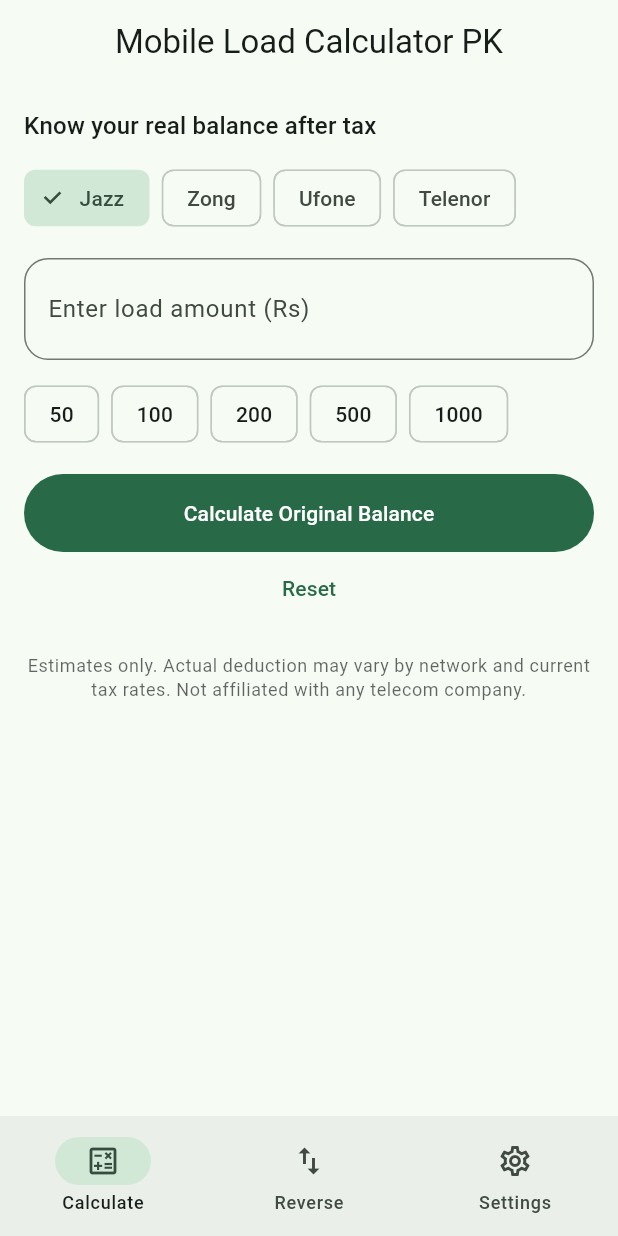
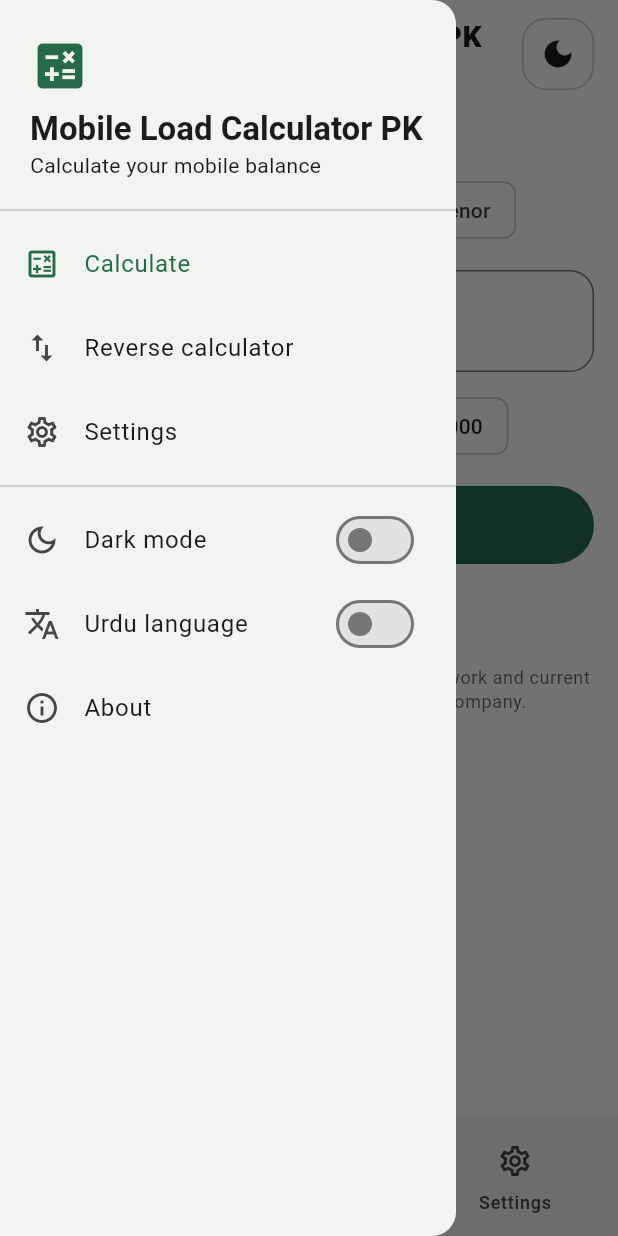
Before and after one commit to alishahbhai2-beep/Load-tax-pk, a Flutter app: the screen it shows after launch, with the side drawer open (before the commit the screen has no drawer), on a phone screen of 412 x 824 dp. Run offline on Flutter 3.47's test engine with Material 3 defaults, Android fonts, the phone set to English and light mode, and no system bars; our stand-ins replace shared_preferences.

Commit message:
Add files via upload

```diff
--- a/lib/l10n.dart
+++ b/lib/l10n.dart
@@ -7,18 +7,19 @@ const _en = {
   'balance': 'Balance you get',
   'tax': 'Total tax deducted',
   'load': 'Load entered',
+  'ratesNote': 'A fixed 15% advance income tax is deducted on every mobile load. This app uses this rate to calculate your balance.',
   'tabCalc': 'Calculate',
-  'tabReverse': 'Reverse',
+  'tabReverse': 'Required Load',
   'tabSettings': 'Settings',
   'reverseTitle': 'Reverse calculator',
+  'headerSub': 'Calculate your mobile balance',
+  'about': 'About',
   'wantBalance': 'Balance I want (Rs)',
   'reverseBtn': 'Find load amount',
   'buy': 'You need to load',
-  'wht': 'Advance income tax %',
+  'wht': 'Advance income tax',
   'dark': 'Dark mode',
   'lang': 'Urdu language',
-  'resetRates': 'Restore default rates',
-  'ratesNote': 'Tax rates change with each federal budget. Update them here.',
   'errEmpty': 'Please enter an amount',
   'errInvalid': 'Enter a valid amount greater than zero',
   'disclaimer':
@@ -34,18 +35,19 @@ const _ur = {
   'balance': 'آپ کو ملنے والا بیلنس',
   'tax': 'کل کٹنے والا ٹیکس',
   'load': 'درج کردہ لوڈ',
+  'ratesNote': 'ہر موبائل لوڈ پر 15 فیصد ایڈوانس انکم ٹیکس کٹتا ہے۔ یہ ایپ اسی مقررہ ریٹ سے آپ کا بیلنس نکالتی ہے۔',
   'tabCalc': 'حساب',
-  'tabReverse': 'اُلٹا حساب',
+  'tabReverse': 'درکار لوڈ',
   'tabSettings': 'سیٹنگز',
   'reverseTitle': 'اُلٹا حساب',
+  'headerSub': 'اپنا موبائل بیلنس معلوم کریں',
+  'about': 'ایپ کے بارے میں',
   'wantBalance': 'مطلوبہ بیلنس (روپے)',
   'reverseBtn': 'لوڈ کی رقم معلوم کریں',
   'buy': 'آپ کو اتنا لوڈ کرنا ہوگا',
-  'wht': 'ایڈوانس انکم ٹیکس %',
+  'wht': 'ایڈوانس انکم ٹیکس',
   'dark': 'ڈارک موڈ',
   'lang': 'اردو زبان',
-  'resetRates': 'ڈیفالٹ ریٹ بحال کریں',
-  'ratesNote': 'ہر وفاقی بجٹ کے ساتھ ٹیکس ریٹ بدل سکتے ہیں۔ یہاں اپڈیٹ کریں۔',
   'errEmpty': 'براہ کرم رقم درج کریں',
   'errInvalid': 'صفر سے زیادہ درست رقم درج کریں',
   'disclaimer':
--- a/lib/main.dart
+++ b/lib/main.dart
@@ -47,18 +47,107 @@ class Shell extends StatefulWidget {
 
 class _ShellState extends State<Shell> {
   int _i = 0;
+  final _key = GlobalKey<ScaffoldState>();
+
+  void _go(int i) {
+    setState(() => _i = i);
+    _key.currentState?.closeDrawer();
+  }
+
+  Widget _tile(IconData icon, String label, int i) => ListTile(
+        leading: Icon(icon),
+        title: Text(label),
+        selected: _i == i,
+        onTap: () => _go(i),
+      );
 
   @override
   Widget build(BuildContext context) {
-    final u = widget.state.urdu;
+    final s = widget.state;
+    final u = s.urdu;
+    final cs = Theme.of(context).colorScheme;
     final pages = [
-      CalcPage(state: widget.state),
-      ReversePage(state: widget.state),
-      SettingsPage(state: widget.state),
+      CalcPage(state: s),
+      ReversePage(state: s),
+      SettingsPage(state: s),
     ];
     return Scaffold(
-      appBar: AppBar(title: Text(tr(u, 'title')), centerTitle: true),
-      body: SafeArea(child: IndexedStack(index: _i, children: pages)),
+      key: _key,
+      drawer: Drawer(
+        child: SafeArea(
+          child: ListView(children: [
+            Padding(
+              padding: const EdgeInsets.fromLTRB(20, 24, 20, 12),
+              child: Column(crossAxisAlignment: CrossAxisAlignment.start, children: [
+                Icon(Icons.calculate, size: 40, color: cs.primary),
+                const SizedBox(height: 8),
+                Text(tr(u, 'title'), style: Theme.of(context).textTheme.titleLarge?.copyWith(fontWeight: FontWeight.bold)),
+                Text(tr(u, 'headerSub')),
+              ]),
+            ),
+            const Divider(),
+            _tile(Icons.calculate_outlined, tr(u, 'tabCalc'), 0),
+            _tile(Icons.swap_vert, tr(u, 'reverseTitle'), 1),
+            _tile(Icons.settings_outlined, tr(u, 'tabSettings'), 2),
+            const Divider(),
+            SwitchListTile(
+              secondary: const Icon(Icons.dark_mode_outlined),
+              title: Text(tr(u, 'dark')),
+              value: s.dark,
+              onChanged: (v) => s.update(dark: v),
+            ),
+            SwitchListTile(
+              secondary: const Icon(Icons.translate),
+              title: Text(tr(u, 'lang')),
+              value: s.urdu,
+              onChanged: (v) => s.update(urdu: v),
+            ),
+            ListTile(
+              leading: const Icon(Icons.info_outline),
+              title: Text(tr(u, 'about')),
+              onTap: () {
+                _key.currentState?.closeDrawer();
+                showAboutDialog(
+                  context: context,
+                  applicationName: tr(u, 'title'),
+                  applicationVersion: '1.0.0',
+                  children: [Text(tr(u, 'disclaimer'))],
+                );
+              },
+            ),
+          ]),
+        ),
+      ),
+      body: SafeArea(
+        child: Column(children: [
+          Padding(
+            padding: const EdgeInsets.fromLTRB(16, 12, 16, 4),
+            child: Row(children: [
+              HeaderButton(icon: Icons.menu, onTap: () => _key.currentState?.openDrawer()),
+              const SizedBox(width: 12),
+              Expanded(
+                child: Column(crossAxisAlignment: CrossAxisAlignment.start, children: [
+                  Text(tr(u, 'title'),
+                      maxLines: 2,
+                      overflow: TextOverflow.ellipsis,
+                      style: const TextStyle(fontSize: 20, fontWeight: FontWeight.w800, height: 1.15)),
+                  const SizedBox(height: 2),
+                  Text(tr(u, 'headerSub'),
+                      maxLines: 1,
+                      overflow: TextOverflow.ellipsis,
+                      style: Theme.of(context).textTheme.bodyMedium),
+                ]),
+              ),
+              const SizedBox(width: 12),
+              HeaderButton(
+                icon: s.dark ? Icons.light_mode : Icons.dark_mode,
+                onTap: () => s.update(dark: !s.dark),
+              ),
+            ]),
+          ),
+          Expanded(child: IndexedStack(index: _i, children: pages)),
+        ]),
+      ),
       bottomNavigationBar: NavigationBar(
         selectedIndex: _i,
         onDestinationSelected: (v) => setState(() => _i = v),
@@ -67,6 +156,29 @@ class _ShellState extends State<Shell> {
           NavigationDestination(icon: const Icon(Icons.swap_vert), label: tr(u, 'tabReverse')),
           NavigationDestination(icon: const Icon(Icons.settings_outlined), label: tr(u, 'tabSettings')),
         ],
+      ),
+    );
+  }
+}
+
+class HeaderButton extends StatelessWidget {
+  final IconData icon;
+  final VoidCallback onTap;
+  const HeaderButton({super.key, required this.icon, required this.onTap});
+
+  @override
+  Widget build(BuildContext context) {
+    final cs = Theme.of(context).colorScheme;
+    return Material(
+      color: cs.surface,
+      shape: RoundedRectangleBorder(
+        borderRadius: BorderRadius.circular(16),
+        side: BorderSide(color: cs.outlineVariant),
+      ),
+      child: InkWell(
+        borderRadius: BorderRadius.circular(16),
+        onTap: onTap,
+        child: SizedBox(width: 48, height: 48, child: Icon(icon, color: cs.onSurface)),
       ),
     );
   }
@@ -294,48 +406,29 @@ class _ReversePageState extends State<ReversePage> {
 
 // ---------- Settings ----------
 
-class SettingsPage extends StatefulWidget {
+class SettingsPage extends StatelessWidget {
   final AppState state;
   const SettingsPage({super.key, required this.state});
-  @override
-  State<SettingsPage> createState() => _SettingsPageState();
-}
-
-class _SettingsPageState extends State<SettingsPage> {
-  late final TextEditingController _w = TextEditingController(text: '${widget.state.wht}');
-
-  @override
-  void dispose() { _w.dispose(); super.dispose(); }
-
-  double? _rate(String s) {
-    final v = double.tryParse(s.trim());
-    return (v == null || v < 0 || v > 100) ? null : v;
-  }
 
   @override
   Widget build(BuildContext context) {
-    final s = widget.state;
-    final u = s.urdu;
-    InputDecoration dec(String k) => InputDecoration(
-        labelText: tr(u, k), border: OutlineInputBorder(borderRadius: BorderRadius.circular(16)));
+    final u = state.urdu;
     return ListView(padding: const EdgeInsets.all(16), children: [
-      Text(tr(u, 'ratesNote'), style: Theme.of(context).textTheme.bodyMedium),
-      const SizedBox(height: 16),
-      TextField(
-        controller: _w,
-        keyboardType: const TextInputType.numberWithOptions(decimal: true),
-        decoration: dec('wht'),
-        onChanged: (t) { final v = _rate(t); if (v != null) s.update(wht: v); },
+      Panel(
+        child: Column(crossAxisAlignment: CrossAxisAlignment.start, children: [
+          Text(tr(u, 'ratesNote'), style: Theme.of(context).textTheme.bodyMedium),
+          const SizedBox(height: 12),
+          Row(mainAxisAlignment: MainAxisAlignment.spaceBetween, children: [
+            Flexible(child: Text(tr(u, 'wht'), style: const TextStyle(fontWeight: FontWeight.w600))),
+            Text('${state.wht.toStringAsFixed(0)}%',
+                style: TextStyle(
+                    fontSize: 24, fontWeight: FontWeight.bold, color: Theme.of(context).colorScheme.primary)),
+          ]),
+        ]),
       ),
-      TextButton(
-        onPressed: () {
-          s.resetRates();
-          _w.text = '${s.wht}';
-        },
-        child: Text(tr(u, 'resetRates')),
-      ),
-      SwitchListTile(title: Text(tr(u, 'dark')), value: s.dark, onChanged: (v) => s.update(dark: v)),
-      SwitchListTile(title: Text(tr(u, 'lang')), value: s.urdu, onChanged: (v) => s.update(urdu: v)),
+      const SizedBox(height: 8),
+      SwitchListTile(title: Text(tr(u, 'dark')), value: state.dark, onChanged: (v) => state.update(dark: v)),
+      SwitchListTile(title: Text(tr(u, 'lang')), value: state.urdu, onChanged: (v) => state.update(urdu: v)),
       Disclaimer(u),
     ]);
   }
```
